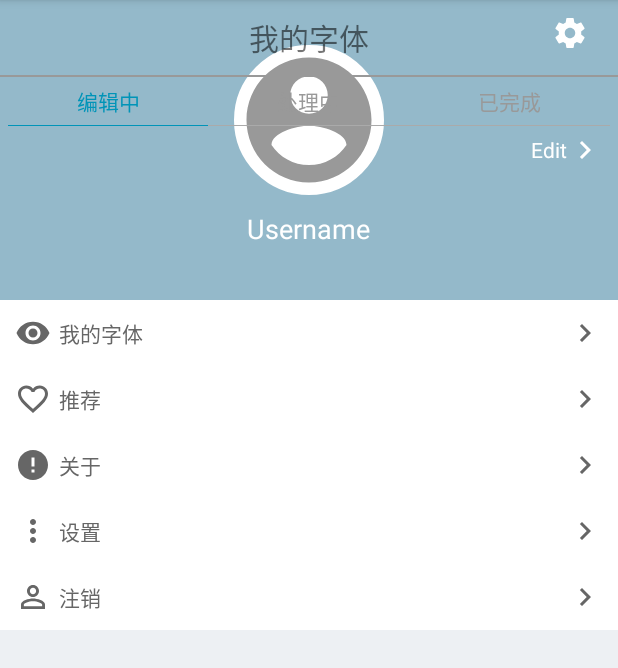
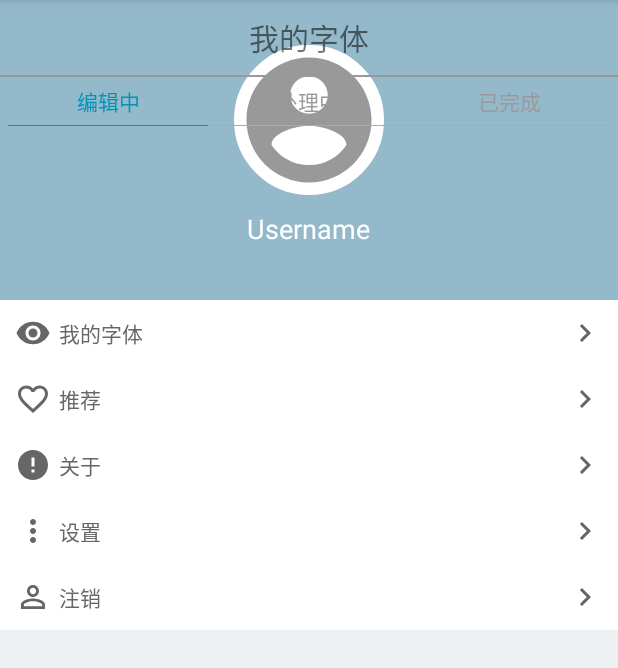
Before and after one commit to xingyuz233/MrCharacter, an Android app: the fragment UserFragment placed in its activity, after a tap on "我的字体", on a phone screen of 412 x 824 dp, the part 84-752 px from its top. Run offline under Robolectric (Android 15) with nearby library versions, the phone set to English and light mode, and no system bars; pictures from the network do not load; 3 other taps on this screen came first.

Commit message:
fix minor layout errors

```diff
--- a/app/src/main/res/layout/fragment_status.xml
+++ b/app/src/main/res/layout/fragment_status.xml
@@ -25,6 +25,7 @@
         android:layout_width="match_parent"
         android:layout_height="wrap_content"
         android:layout_alignParentStart="true"
-        android:layout_alignParentTop="true" />
+        android:layout_alignParentTop="true"
+        android:layout_alignParentLeft="true" />
 
 </RelativeLayout>
--- a/app/src/main/res/layout/fragment_user.xml
+++ b/app/src/main/res/layout/fragment_user.xml
@@ -15,30 +15,6 @@
             android:layout_width="match_parent"
             android:layout_height="200dp"
             android:background="#60015D86">
-
-            <TextView
-                android:id="@+id/textView3"
-                android:layout_width="wrap_content"
-                android:layout_height="wrap_content"
-                android:layout_alignParentEnd="true"
-                android:layout_alignParentRight="true"
-                android:layout_marginTop="10dp"
-                android:layout_marginRight="20dp"
-                android:drawableLeft="@drawable/ic_settings_white_24dp" />
-
-            <TextView
-                android:id="@+id/textView3"
-                android:layout_width="wrap_content"
-                android:layout_height="wrap_content"
-                android:layout_alignParentEnd="true"
-                android:layout_alignParentRight="true"
-                android:layout_centerVertical="true"
-                android:layout_marginEnd="10dp"
-                android:layout_marginRight="10dp"
-                android:drawableRight="@drawable/ic_chevron_right_white_24dp"
-                android:text="Edit"
-                android:textColor="#ffffff"
-                android:gravity="center_vertical"/>
 
             <ImageView
                 android:id="@+id/user_image"
```
